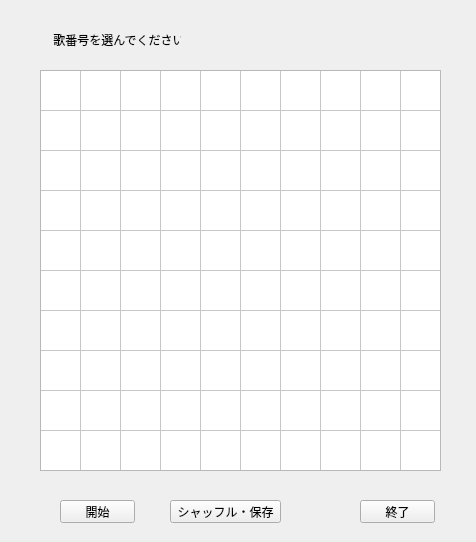
Old version of the form naniwazuUI/karuta.ui in the repository suzumitu/Naniwazu.
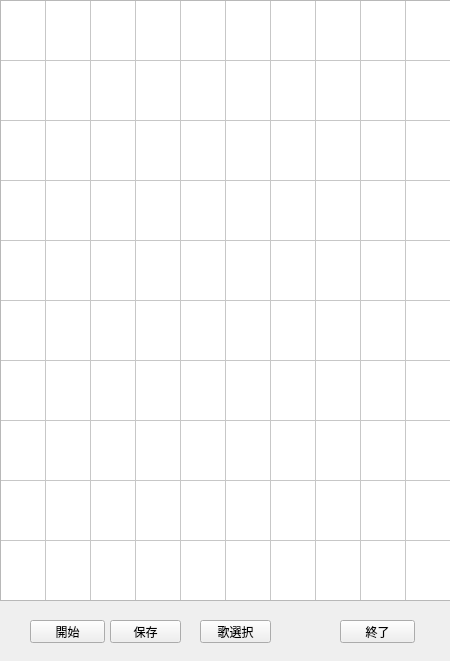
New version of the form.

Commit message:
Changed background image
 - Added frame whice has same size as karutaTable
 - Set background image of the above frame and karutaTable
 - Added btnShow to show/hide karutaTable

The edit to the form file:
```diff
--- a/naniwazuUI/karuta.ui
+++ b/naniwazuUI/karuta.ui
@@ -6,59 +6,35 @@
    <rect>
     <x>0</x>
     <y>0</y>
-    <width>476</width>
-    <height>542</height>
+    <width>450</width>
+    <height>661</height>
    </rect>
   </property>
   <property name="windowTitle">
    <string>百人一首</string>
   </property>
-  <widget class="QPushButton" name="btnSave">
+  <widget class="QFrame" name="frame">
    <property name="geometry">
     <rect>
-     <x>170</x>
-     <y>500</y>
-     <width>111</width>
-     <height>23</height>
+     <x>0</x>
+     <y>0</y>
+     <width>451</width>
+     <height>601</height>
     </rect>
    </property>
-   <property name="text">
-    <string>シャッフル・保存</string>
+   <property name="frameShape">
+    <enum>QFrame::StyledPanel</enum>
    </property>
-  </widget>
-  <widget class="QPushButton" name="btnExit">
-   <property name="geometry">
-    <rect>
-     <x>360</x>
-     <y>500</y>
-     <width>75</width>
-     <height>23</height>
-    </rect>
+   <property name="frameShadow">
+    <enum>QFrame::Raised</enum>
    </property>
-   <property name="text">
-    <string>終了</string>
-   </property>
-  </widget>
-  <widget class="QLabel" name="label">
-   <property name="geometry">
-    <rect>
-     <x>40</x>
-     <y>30</y>
-     <width>141</width>
-     <height>20</height>
-    </rect>
-   </property>
-   <property name="text">
-    <string>    歌番号を選んでください</string>
-   </property>
-  </widget>
   <widget class="QTableWidget" name="karutaTable">
    <property name="geometry">
     <rect>
-     <x>40</x>
-     <y>70</y>
-     <width>401</width>
-     <height>401</height>
+      <x>0</x>
+      <y>0</y>
+      <width>451</width>
+      <height>601</height>
     </rect>
    </property>
    <property name="frameShape">
@@ -95,13 +71,16 @@
     <bool>false</bool>
    </attribute>
    <attribute name="horizontalHeaderDefaultSectionSize">
-    <number>40</number>
+     <number>45</number>
+    </attribute>
+    <attribute name="horizontalHeaderMinimumSectionSize">
+     <number>31</number>
    </attribute>
    <attribute name="verticalHeaderVisible">
     <bool>false</bool>
    </attribute>
    <attribute name="verticalHeaderDefaultSectionSize">
-    <number>40</number>
+     <number>60</number>
    </attribute>
    <row/>
    <row/>
@@ -123,12 +102,13 @@
    <column/>
    <column/>
    <column/>
+   </widget>
   </widget>
   <widget class="QPushButton" name="btnStart">
    <property name="geometry">
     <rect>
-     <x>60</x>
-     <y>500</y>
+     <x>30</x>
+     <y>620</y>
      <width>75</width>
      <height>23</height>
     </rect>
@@ -137,6 +117,45 @@
     <string>開始</string>
    </property>
   </widget>
+  <widget class="QPushButton" name="btnSave">
+   <property name="geometry">
+    <rect>
+     <x>110</x>
+     <y>620</y>
+     <width>71</width>
+     <height>23</height>
+    </rect>
+   </property>
+   <property name="text">
+    <string>保存</string>
+   </property>
+  </widget>
+  <widget class="QPushButton" name="btnShow">
+   <property name="geometry">
+    <rect>
+     <x>200</x>
+     <y>620</y>
+     <width>71</width>
+     <height>23</height>
+    </rect>
+   </property>
+   <property name="text">
+    <string>歌選択</string>
+   </property>
+  </widget>
+  <widget class="QPushButton" name="btnExit">
+   <property name="geometry">
+    <rect>
+     <x>340</x>
+     <y>620</y>
+     <width>75</width>
+     <height>23</height>
+    </rect>
+   </property>
+   <property name="text">
+    <string>終了</string>
+   </property>
+  </widget>
  </widget>
  <resources/>
  <connections/>
```
Lines whose indentation alone changed are shown as unchanged. The commit also changes 2 other files.
